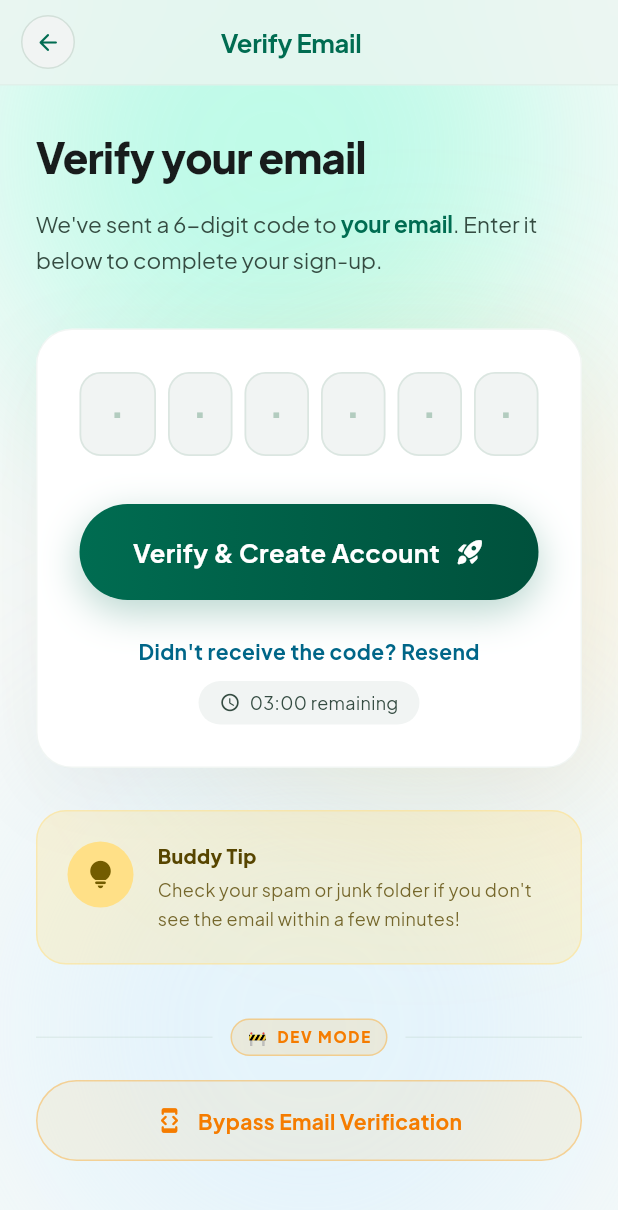
After one commit to Sandy-hub-16/MnemoApp_ADET, a Flutter app: the VerifyEmailScreen screen opened by its route, on a phone screen of 412 x 824 dp. The commit adds this screen. Shown: the top 1210 px of the screen. Run offline on Flutter 3.47's test engine with Material 3 defaults, Android fonts, the phone set to English and light mode, and no system bars; our stand-ins replace cloud_firestore, firebase_auth, firebase_core, flutter_dotenv, google_fonts; accounts and stored records are empty; network calls fail.

Commit message:
added email verify screen. refactored some processes (steps 3 and email verify mostly)

```diff
--- a/lib/auth/sign_up_step3_screen.dart
+++ b/lib/auth/sign_up_step3_screen.dart
@@ -14,16 +14,84 @@ class SignUpStep3Screen extends StatelessWidget {
 
   @override
   Widget build(BuildContext context) {
+    return const _Step3Wrapper();
+  }
+}
+
+// Wrapper that overlays a loading shimmer when _Step3Body sets isLoading.
+// Using a ValueNotifier lets the overlay react without rebuilding the scaffold.
+class _Step3Wrapper extends StatefulWidget {
+  const _Step3Wrapper();
+
+  @override
+  State<_Step3Wrapper> createState() => _Step3WrapperState();
+}
+
+class _Step3WrapperState extends State<_Step3Wrapper> {
+  final ValueNotifier<bool> _loading = ValueNotifier(false);
+
+  @override
+  void dispose() {
+    _loading.dispose();
+    super.dispose();
+  }
+
+  @override
+  Widget build(BuildContext context) {
     return AuthScaffold(
       title: 'Create Account',
       showBack: true,
-      child: const _Step3Body(),
+      child: Stack(
+        children: [
+          _Step3Body(loadingNotifier: _loading),
+          ValueListenableBuilder<bool>(
+            valueListenable: _loading,
+            builder: (_, isLoading, __) {
+              if (!isLoading) return const SizedBox.shrink();
+              return Positioned.fill(
+                child: IgnorePointer(
+                  child: AnimatedOpacity(
+                    opacity: isLoading ? 1.0 : 0.0,
+                    duration: const Duration(milliseconds: 300),
+                    child: Container(
+                      decoration: BoxDecoration(
+                        color: AppColors.background.withOpacity(0.82),
+                        borderRadius: BorderRadius.circular(24),
+                      ),
+                      child: Column(
+                        mainAxisAlignment: MainAxisAlignment.center,
+                        children: [
+                          const CircularProgressIndicator(
+                            valueColor: AlwaysStoppedAnimation<Color>(
+                                AppColors.primary),
+                            strokeWidth: 3,
+                          ),
+                          const SizedBox(height: 20),
+                          Text(
+                            'Creating your account…',
+                            style: GoogleFonts.plusJakartaSans(
+                              fontSize: 15,
+                              fontWeight: FontWeight.w600,
+                              color: AppColors.onSurfaceVariant,
+                            ),
+                          ),
+                        ],
+                      ),
+                    ),
+                  ),
+                ),
+              );
+            },
+          ),
+        ],
+      ),
     );
   }
 }
 
 class _Step3Body extends StatefulWidget {
-  const _Step3Body();
+  const _Step3Body({required this.loadingNotifier});
+  final ValueNotifier<bool> loadingNotifier;
 
   @override
   State<_Step3Body> createState() => _Step3BodyState();
@@ -80,7 +148,7 @@ Future<void> registerUser(Map<String, dynamic> args) async {
       final user = await AuthService().registerWithDetails(
         email: _emailCtrl.text.trim(),
         password: _pwCtrl.text.trim(),
-      fullName: args['fullName']  ?? '',
+        fullName: args['fullName'] ?? '',
         username: args['username'] ?? '',
         age: args['age'] ?? 0,
         country: args['country'] ?? '',
@@ -91,7 +159,6 @@ Future<void> registerUser(Map<String, dynamic> args) async {
           _errorMessage = "Registration failed";
         });
       }
-
     } catch (e) {
       setState(() {
         _errorMessage = e.toString();
@@ -231,7 +298,8 @@ Future<void> registerUser(Map<String, dynamic> args) async {
                         style: GoogleFonts.plusJakartaSans(
                             fontSize: 11,
                             height: 1.55,
-                            color: AppColors.onSurfaceVariant.withOpacity(0.35)),
+                            color:
+                                AppColors.onSurfaceVariant.withOpacity(0.35)),
                       ),
                     ),
                   ],
@@ -247,22 +315,45 @@ Future<void> registerUser(Map<String, dynamic> args) async {
                     style: const TextStyle(color: Colors.red),
                   ),
                 ),
-              // Complete Sign Up CTA — UI only
+              // Complete Sign Up CTA — navigates to Verify Email screen (UI only).
+              // On return, flips _isLoading to show the loading state.
               AuthPrimaryButton(
                 label: 'Complete Sign Up',
                 trailingIcon: Icons.check_rounded,
                 onTap: () async {
                   final error = validateFields();
-
                   if (error != null) {
                     setState(() => _errorMessage = error);
                     return;
                   }
 
+                  // Navigate to the Verify Email screen and wait for it to pop.
+                  // Pass the full args map + email + password so the dev bypass
+                  // on that screen has everything it needs to hand back to us.
+                  final result = await Navigator.of(context).pushNamed(
+                    '/verify-email',
+                    arguments: {
+                      ...args,
+                      'email': _emailCtrl.text.trim(),
+                      'password': _pwCtrl.text.trim(),
+                    },
+                  );
+
+                  // result == true means either:
+                  //   • Dev bypass was tapped (OTP skipped), or
+                  //   • TODO: real OTP confirmed by backend.
+                  // Either way: show the loading overlay and create the account.
+                  if (result == true && mounted) {
+                    widget.loadingNotifier.value = true;
+
                     await registerUser(args);
 
+                    if (mounted) {
+                      widget.loadingNotifier.value = false;
                       if (_errorMessage == null) {
                         _showSuccessSheet(context);
+                      }
+                    }
                   }
                 },
               ),
--- /dev/null
+++ b/lib/auth/verify_email_screen.dart
@@ -0,0 +1,507 @@
+import 'dart:ui';
+import 'package:flutter/material.dart';
+import 'package:flutter/services.dart';
+import 'package:google_fonts/google_fonts.dart';
+import '../landing_page/app_theme.dart';
+import 'auth_widgets.dart';
+
+// ─────────────────────────────────────────────────────────────────────────────
+// VERIFY EMAIL SCREEN
+// Shown after Step 3 "Complete Sign Up" is tapped.
+// Pops back to Step 3 with result=true to trigger its loading/register state.
+//
+// "Verify & Create Account" — validates all 6 boxes are filled, then always
+//   returns an "Incorrect code" error (no real OTP backend yet).
+//
+// Dev bypass — skips OTP entirely and pops(true) so Step 3 runs registerUser().
+// ─────────────────────────────────────────────────────────────────────────────
+
+class VerifyEmailScreen extends StatelessWidget {
+  const VerifyEmailScreen({super.key});
+
+  @override
+  Widget build(BuildContext context) {
+    final rawArgs = ModalRoute.of(context)?.settings.arguments;
+    final Map<String, dynamic> args =
+        rawArgs != null ? Map<String, dynamic>.from(rawArgs as Map) : {};
+
+    final String email =
+        args['email'] != null ? args['email'] as String : 'your email';
+
+    return AuthScaffold(
+      title: 'Verify Email',
+      showBack: true,
+      child: _VerifyEmailBody(email: email),
+    );
+  }
+}
+
+// ─────────────────────────────────────────────────────────────────────────────
+// BODY
+// ─────────────────────────────────────────────────────────────────────────────
+
+class _VerifyEmailBody extends StatefulWidget {
+  const _VerifyEmailBody({required this.email});
+  final String email;
+
+  @override
+  State<_VerifyEmailBody> createState() => _VerifyEmailBodyState();
+}
+
+class _VerifyEmailBodyState extends State<_VerifyEmailBody> {
+  // Six controllers + focus nodes for the OTP grid
+  final List<TextEditingController> _controllers =
+      List.generate(6, (_) => TextEditingController());
+  final List<FocusNode> _focusNodes = List.generate(6, (_) => FocusNode());
+
+  // Countdown timer display — UI only, no real timer logic
+  final String _countdown = '03:00';
+
+  @override
+  void dispose() {
+    for (final c in _controllers) {
+      c.dispose();
+    }
+    for (final f in _focusNodes) {
+      f.dispose();
+    }
+    super.dispose();
+  }
+
+  /// When a digit is entered in box [index], auto-jump to the next box.
+  void _onChanged(String value, int index) {
+    if (value.isNotEmpty && index < 5) {
+      _focusNodes[index + 1].requestFocus();
+    }
+    // Allow backspace to go back
+    if (value.isEmpty && index > 0) {
+      _focusNodes[index - 1].requestFocus();
+    }
+    setState(() {});
+  }
+
+  /// Shared red snackbar used for all errors on this screen.
+  void _showError(String message) {
+    ScaffoldMessenger.of(context).showSnackBar(
+      SnackBar(
+        content: Text(
+          message,
+          style: GoogleFonts.plusJakartaSans(
+            fontSize: 13,
+            color: Colors.white,
+          ),
+        ),
+        backgroundColor: Colors.red.shade600,
+        behavior: SnackBarBehavior.floating,
+        shape: RoundedRectangleBorder(
+          borderRadius: BorderRadius.circular(12),
+        ),
+        margin: const EdgeInsets.all(16),
+      ),
+    );
+  }
+
+  @override
+  Widget build(BuildContext context) {
+    return Column(
+      crossAxisAlignment: CrossAxisAlignment.start,
+      children: [
+        const SizedBox(height: 20),
+
+        // ── Header ──────────────────────────────────────────────────────────
+        Text(
+          'Verify your email',
+          style: GoogleFonts.plusJakartaSans(
+            fontSize: 28,
+            fontWeight: FontWeight.w800,
+            letterSpacing: -0.5,
+            color: AppColors.onSurface,
+          ),
+        ),
+        const SizedBox(height: 10),
+        RichText(
+          text: TextSpan(
+            style: GoogleFonts.plusJakartaSans(
+              fontSize: 15,
+              height: 1.6,
+              color: AppColors.onSurfaceVariant,
+            ),
+            children: [
+              const TextSpan(text: "We've sent a 6-digit code to "),
+              TextSpan(
+                text: widget.email,
+                style: GoogleFonts.plusJakartaSans(
+                  fontSize: 15,
+                  fontWeight: FontWeight.w700,
+                  color: AppColors.primary,
+                ),
+              ),
+              const TextSpan(
+                  text: '. Enter it below to complete your sign-up.'),
+            ],
+          ),
+        ),
+        const SizedBox(height: 36),
+
+        // ── OTP Input Grid ───────────────────────────────────────────────────
+        AuthCard(
+          padding: const EdgeInsets.all(28),
+          child: Column(
+            children: [
+              // 6-box grid
+              Row(
+                children: List.generate(6, (i) {
+                  return Expanded(
+                    child: Padding(
+                      padding: EdgeInsets.only(left: i == 0 ? 0 : 8),
+                      child: _OtpBox(
+                        controller: _controllers[i],
+                        focusNode: _focusNodes[i],
+                        onChanged: (v) => _onChanged(v, i),
+                      ),
+                    ),
+                  );
+                }),
+              ),
+              const SizedBox(height: 32),
+
+              // ── Primary CTA ────────────────────────────────────────────────
+              // Step 1: validates all 6 boxes are filled.
+              // Step 2: shows "Incorrect code" — no real OTP backend yet.
+              //         TODO (backend): replace with real OTP verification call.
+              //         Only pop(true) once the server confirms the code.
+              AuthPrimaryButton(
+                label: 'Verify & Create Account',
+                trailingIcon: Icons.rocket_launch_rounded,
+                onTap: () {
+                  final allFilled =
+                      _controllers.every((c) => c.text.isNotEmpty);
+
+                  if (!allFilled) {
+                    _showError('Please enter all 6 digits.');
+                    return;
+                  }
+
+                  // All 6 digits entered but OTP validation is not wired yet.
+                  // Always reject until a real backend check is implemented.
+                  _showError('Incorrect code. Please try again.');
+                },
+              ),
+              const SizedBox(height: 24),
+
+              // ── Resend + Countdown row ──────────────────────────────────────
+              Column(
+                children: [
+                  GestureDetector(
+                    onTap: () {
+                      // UI only — no real resend logic
+                    },
+                    child: Text(
+                      "Didn't receive the code? Resend",
+                      style: GoogleFonts.plusJakartaSans(
+                        fontSize: 14,
+                        fontWeight: FontWeight.w700,
+                        color: AppColors.secondary,
+                      ),
+                    ),
+                  ),
+                  const SizedBox(height: 10),
+                  Container(
+                    padding:
+                        const EdgeInsets.symmetric(horizontal: 14, vertical: 6),
+                    decoration: BoxDecoration(
+                      color: AppColors.surfaceContainerLow,
+                      borderRadius: BorderRadius.circular(999),
+                    ),
+                    child: Row(
+                      mainAxisSize: MainAxisSize.min,
+                      children: [
+                        Icon(
+                          Icons.schedule_rounded,
+                          size: 14,
+                          color: AppColors.onSurfaceVariant,
+                        ),
+                        const SizedBox(width: 6),
+                        Text(
+                          '$_countdown remaining',
+                          style: GoogleFonts.plusJakartaSans(
+                            fontSize: 12,
+                            color: AppColors.onSurfaceVariant,
+                          ),
+                        ),
+                      ],
+                    ),
+                  ),
+                ],
+              ),
+            ],
+          ),
+        ),
+        const SizedBox(height: 28),
+
+        // ── Buddy Tip Card ───────────────────────────────────────────────────
+        _BuddyTipCard(),
+        const SizedBox(height: 36),
+
+        // ═════════════════════════════════════════════════════════════════════
+        // ██  DEV MODE — REMOVE THIS ENTIRE BLOCK BEFORE PRODUCTION DEPLOY  ██
+        // Bypasses OTP entirely. Pops back to Step 3 with result=true, which
+        // triggers Step 3's loading overlay and calls registerUser() for real.
+        // ═════════════════════════════════════════════════════════════════════
+        _DevBypassButton(onBypass: () => Navigator.of(context).pop(true)),
+        // ═════════════════════════════════════════════════════════════════════
+
+        const SizedBox(height: 36),
+      ],
+    );
+  }
+}
+
+// ─────────────────────────────────────────────────────────────────────────────
+// OTP BOX — single square digit input
+// ─────────────────────────────────────────────────────────────────────────────
+
+class _OtpBox extends StatefulWidget {
+  const _OtpBox({
+    required this.controller,
+    required this.focusNode,
+    required this.onChanged,
+  });
+
+  final TextEditingController controller;
+  final FocusNode focusNode;
+  final ValueChanged<String> onChanged;
+
+  @override
+  State<_OtpBox> createState() => _OtpBoxState();
+}
+
+class _OtpBoxState extends State<_OtpBox> {
+  bool _focused = false;
+
+  @override
+  void initState() {
+    super.initState();
+    widget.focusNode.addListener(() {
+      setState(() => _focused = widget.focusNode.hasFocus);
+    });
+  }
+
+  @override
+  Widget build(BuildContext context) {
+    return AnimatedContainer(
+      duration: const Duration(milliseconds: 200),
+      height: 56,
+      decoration: BoxDecoration(
+        color: _focused
+            ? AppColors.surfaceContainerLowest
+            : AppColors.surfaceContainerLow,
+        borderRadius: BorderRadius.circular(14),
+        border: Border.all(
+          color: _focused
+              ? AppColors.primary
+              : AppColors.outlineVariant.withOpacity(0.35),
+          width: _focused ? 2.0 : 1.2,
+        ),
+        boxShadow: _focused
+            ? [
+                BoxShadow(
+                  color: AppColors.primary.withOpacity(0.12),
+                  blurRadius: 12,
+                  offset: const Offset(0, 3),
+                ),
+              ]
+            : [],
+      ),
+      child: TextField(
+        controller: widget.controller,
+        focusNode: widget.focusNode,
+        maxLength: 1,
+        keyboardType: TextInputType.number,
+        textAlign: TextAlign.center,
+        inputFormatters: [FilteringTextInputFormatter.digitsOnly],
+        style: GoogleFonts.plusJakartaSans(
+          fontSize: 24,
+          fontWeight: FontWeight.w800,
+          color: AppColors.onSurface,
+        ),
+        decoration: InputDecoration(
+          counterText: '',
+          hintText: '·',
+          hintStyle: GoogleFonts.plusJakartaSans(
+            fontSize: 24,
+            fontWeight: FontWeight.w800,
+            color: AppColors.outlineVariant,
+          ),
+          border: InputBorder.none,
+          enabledBorder: InputBorder.none,
+          focusedBorder: InputBorder.none,
+          contentPadding: EdgeInsets.zero,
+        ),
+        onChanged: widget.onChanged,
+      ),
+    );
+  }
+}
+
+// ─────────────────────────────────────────────────────────────────────────────
+// BUDDY TIP CARD — tertiary-tinted callout at the bottom
+// ─────────────────────────────────────────────────────────────────────────────
+
+class _BuddyTipCard extends StatelessWidget {
+  @override
+  Widget build(BuildContext context) {
+    return Container(
+      padding: const EdgeInsets.all(20),
+      decoration: BoxDecoration(
+        color: AppColors.tertiaryContainer.withOpacity(0.28),
+        borderRadius: BorderRadius.circular(20),
+        border: Border.all(
+          color: AppColors.tertiaryContainer.withOpacity(0.5),
+        ),
+      ),
+      child: Row(
+        crossAxisAlignment: CrossAxisAlignment.start,
+        children: [
+          // Icon bubble
+          Container(
+            width: 44,
+            height: 44,
+            decoration: BoxDecoration(
+              color: AppColors.tertiaryContainer,
+              shape: BoxShape.circle,
+            ),
+            child: const Icon(
+              Icons.lightbulb_rounded,
+              color: AppColors.tertiary,
+              size: 22,
+            ),
+          ),
+          const SizedBox(width: 16),
+
+          // Text
+          Expanded(
+            child: Column(
+              crossAxisAlignment: CrossAxisAlignment.start,
+              children: [
+                Text(
+                  'Buddy Tip',
+                  style: GoogleFonts.plusJakartaSans(
+                    fontSize: 13,
+                    fontWeight: FontWeight.w800,
+                    color: AppColors.onTertiaryContainer,
+                  ),
+                ),
+                const SizedBox(height: 4),
+                Text(
+                  "Check your spam or junk folder if you don't see the email within a few minutes!",
+                  style: GoogleFonts.plusJakartaSans(
+                    fontSize: 12,
+                    height: 1.55,
+                    color: AppColors.onTertiaryContainer.withOpacity(0.8),
+                  ),
+                ),
+              ],
+            ),
+          ),
+        ],
+      ),
+    );
+  }
+}
+
+// ═════════════════════════════════════════════════════════════════════════════
+// DEV BYPASS BUTTON
+// Skips OTP verification entirely. Consolidated here so it's trivial to remove:
+//   1. Delete this entire widget class below.
+//   2. Delete the _DevBypassButton(...) call in _VerifyEmailBodyState.build().
+// DO NOT ship this to production.
+// ═════════════════════════════════════════════════════════════════════════════
+
+class _DevBypassButton extends StatelessWidget {
+  const _DevBypassButton({required this.onBypass});
+  final VoidCallback onBypass;
+
+  @override
+  Widget build(BuildContext context) {
+    return Column(
+      children: [
+        // Separator with DEV MODE label
+        Row(
+          children: [
+            Expanded(
+              child: Container(
+                height: 1,
+                color: AppColors.outlineVariant.withOpacity(0.25),
+              ),
+            ),
+            Padding(
+              padding: const EdgeInsets.symmetric(horizontal: 12),
+              child: Container(
+                padding:
+                    const EdgeInsets.symmetric(horizontal: 10, vertical: 4),
+                decoration: BoxDecoration(
+                  color: Colors.orange.withOpacity(0.12),
+                  borderRadius: BorderRadius.circular(999),
+                  border: Border.all(color: Colors.orange.withOpacity(0.35)),
+                ),
+                child: Text(
+                  '🚧  DEV MODE',
+                  style: GoogleFonts.plusJakartaSans(
+                    fontSize: 10,
+                    fontWeight: FontWeight.w800,
+                    letterSpacing: 1.2,
+                    color: Colors.orange.shade700,
+                  ),
+                ),
+              ),
+            ),
+            Expanded(
+              child: Container(
+                height: 1,
+                color: AppColors.outlineVariant.withOpacity(0.25),
+              ),
+            ),
+          ],
+        ),
+        const SizedBox(height: 16),
+
+        // Bypass button
+        GestureDetector(
+          onTap: onBypass,
+          child: Container(
+            width: double.infinity,
+            padding: const EdgeInsets.symmetric(vertical: 16),
+            decoration: BoxDecoration(
+              color: Colors.orange.withOpacity(0.08),
+              borderRadius: BorderRadius.circular(999),
+              border: Border.all(color: Colors.orange.withOpacity(0.35)),
+            ),
+            child: Row(
+              mainAxisAlignment: MainAxisAlignment.center,
+              children: [
+                Icon(
+                  Icons.developer_mode_rounded,
+                  size: 18,
+                  color: Colors.orange.shade700,
+                ),
+                const SizedBox(width: 10),
+                Text(
+                  'Bypass Email Verification',
+                  style: GoogleFonts.plusJakartaSans(
+                    fontSize: 14,
+                    fontWeight: FontWeight.w700,
+                    color: Colors.orange.shade700,
+                  ),
+                ),
+              ],
+            ),
+          ),
+        ),
+      ],
+    );
+  }
+}
+// ═════════════════════════════════════════════════════════════════════════════
+// END DEV MODE BLOCK
+// ═════════════════════════════════════════════════════════════════════════════
--- a/lib/main.dart
+++ b/lib/main.dart
@@ -5,13 +5,13 @@ import 'auth/sign_in_screen.dart';
 import 'auth/sign_up_step1_screen.dart';
 import 'auth/sign_up_step2_screen.dart';
 import 'auth/sign_up_step3_screen.dart';
+import 'auth/verify_email_screen.dart';
 
 import 'package:firebase_core/firebase_core.dart';
 
 import 'package:flutter_dotenv/flutter_dotenv.dart';
 
 Future<void> main() async {
-
   WidgetsFlutterBinding.ensureInitialized();
 
   await dotenv.load(fileName: "assets/.env");
@@ -54,6 +54,7 @@ abstract final class AppRoutes {
   static const String signUp1 = '/sign-up/step-1';
   static const String signUp2 = '/sign-up/step-2';
   static const String signUp3 = '/sign-up/step-3';
+  static const String verifyEmail = '/verify-email';
 }
 
 // ─────────────────────────────────────────────────────────────────────────────
@@ -68,6 +69,8 @@ abstract final class AppRouter {
       AppRoutes.signUp1 => const SignUpStep1Screen(),
       AppRoutes.signUp2 => const SignUpStep2Screen(),
       AppRoutes.signUp3 => const SignUpStep3Screen(),
+      AppRoutes.verifyEmail => const VerifyEmailScreen(),
+
       _ => const LandingScreen(),
     };
 
```
Lines whose indentation alone changed are shown as unchanged.
